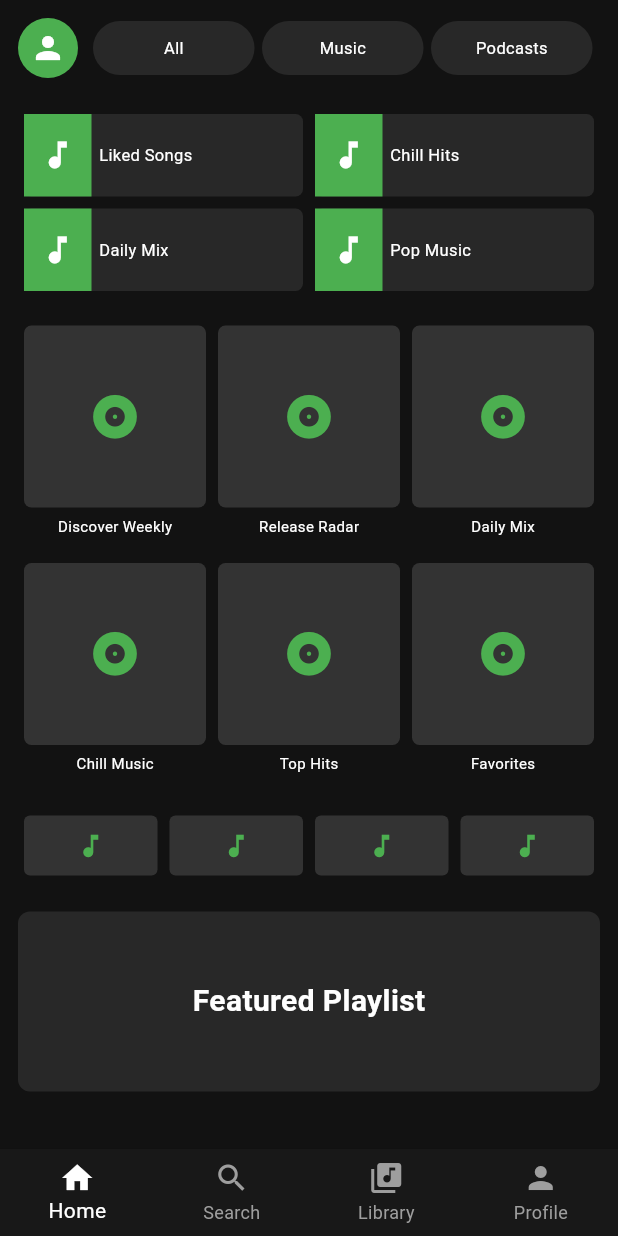
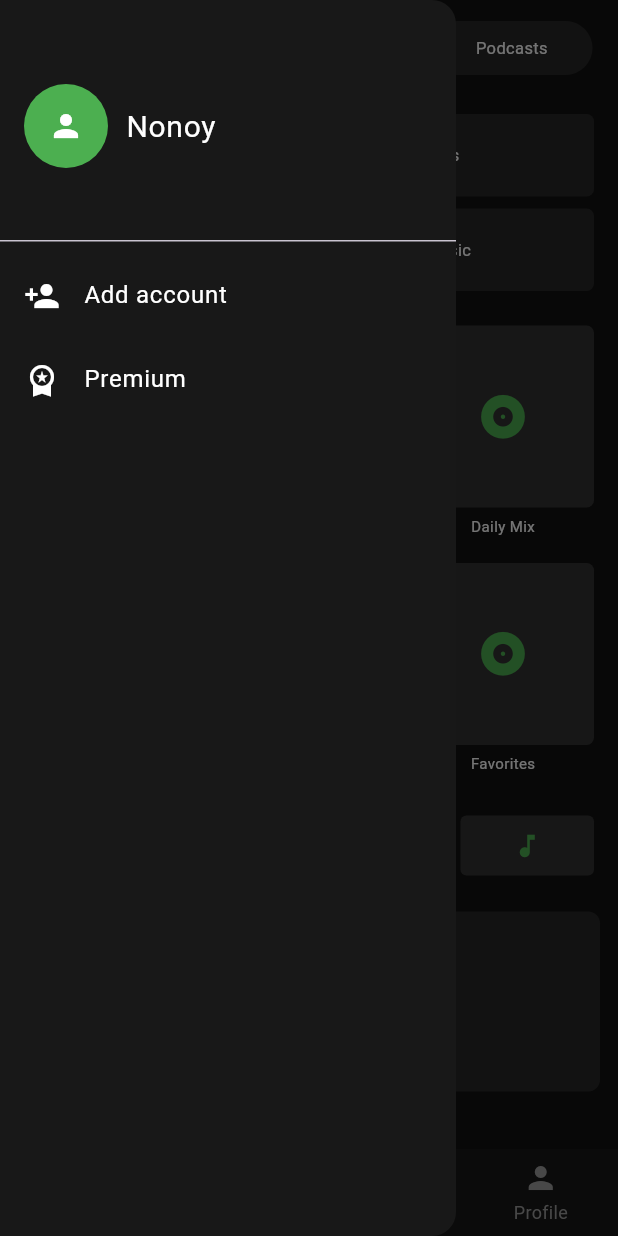
Before and after one commit to nonoyjuswa/Spotify_Proj, a Flutter app: the screen it shows after launch, with the side drawer open (before the commit the screen has no drawer), on a phone screen of 412 x 824 dp. Run offline on Flutter 3.47's test engine with Material 3 defaults, Android fonts, the phone set to English and light mode, and no system bars.

Commit message:
Added burger at the profile

```diff
--- a/lib/main.dart
+++ b/lib/main.dart
@@ -1,5 +1,6 @@
-
 import 'package:flutter/material.dart';
+import 'addAccount.dart';
+import 'premium.dart';
 
 void main() {
   runApp(MaterialApp(
@@ -16,6 +17,53 @@ class SpotifyHome extends StatelessWidget {
     return Scaffold(
       backgroundColor: Color(0xFF121212),
 
+      drawer: Drawer(
+        backgroundColor: Color(0xFF181818),
+        child: ListView(
+          padding: EdgeInsets.zero,
+          children: [
+            DrawerHeader(
+              child: Row(
+                children: [
+                  CircleAvatar(
+                    radius: 28,
+                    backgroundColor: Colors.green,
+                    child: Icon(Icons.person, color: Colors.white),
+                  ),
+                  SizedBox(width: 12),
+                  Text(
+                    'Nonoy',
+                    style: TextStyle(color: Colors.white, fontSize: 20),
+                  ),
+                ],
+              ),
+            ),
+            ListTile(
+              leading: Icon(Icons.person_add, color: Colors.white),
+              title: Text('Add account', style: TextStyle(color: Colors.white)),
+              onTap: () {
+                Navigator.pop(context); // close drawer first
+                Navigator.push(
+                  context,
+                  MaterialPageRoute(builder: (_) => AddAccountPage()),
+                );
+              },
+            ),
+            ListTile(
+              leading: Icon(Icons.workspace_premium, color: Colors.white),
+              title: Text('Premium', style: TextStyle(color: Colors.white)),
+              onTap: () {
+                Navigator.pop(context);
+                Navigator.push(
+                  context,
+                  MaterialPageRoute(builder: (_) => PremiumPage()),
+                );
+              },
+            ),
+          ],
+        ),
+      ),
+
       body: SafeArea(
         child: SingleChildScrollView(
           child: Padding(
@@ -26,10 +74,15 @@ class SpotifyHome extends StatelessWidget {
                 // TOP PROFILE AND CATEGORIES
                 Row(
                   children: [
-                    CircleAvatar(
-                      radius: 20,
-                      backgroundColor: Colors.green,
-                      child: Icon(Icons.person, color: Colors.white),
+                    Builder(
+                      builder: (context) => GestureDetector(
+                        onTap: () => Scaffold.of(context).openDrawer(),
+                        child: CircleAvatar(
+                          radius: 20,
+                          backgroundColor: Colors.green,
+                          child: Icon(Icons.person, color: Colors.white),
+                        ),
+                      ),
                     ),
                     SizedBox(width: 10),
                     category("All"),
```
